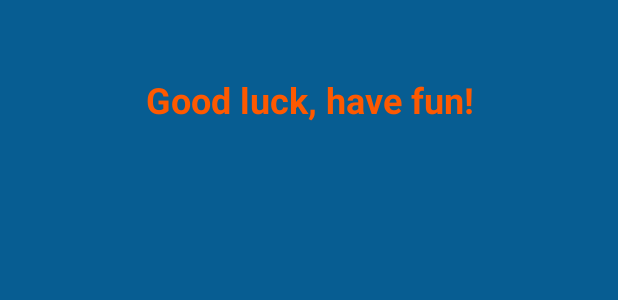
After one commit to Vivianne-S/memoryMania, an Android app: the layout activity_play_game.xml on its own in the app's theme, with its tools: preview values and no code run, on a phone screen of 412 x 824 dp. The commit adds this screen. Shown: the top 300 px of the screen. Run offline under Robolectric (Android 15) with nearby library versions, the phone set to English and light mode, and no system bars.

Commit message:
Added PlayGameActivity to AndroidManifest.xml
- Declared PlayGameActivity in the AndroidManifest.xml to ensure proper activity navigation.

- Configured PlayGameActivity as an entry in the manifest for the app's navigation flow.

- Ensured the app can recognize and launch PlayGameActivity when the "Play Game" button is pressed in MainActivity.

- Added new gl hf string to strings.xml.

- Changed to correct Background color and text color in activity_play_game.xml

```diff
--- a/app/src/main/AndroidManifest.xml
+++ b/app/src/main/AndroidManifest.xml
@@ -13,6 +13,11 @@
         android:theme="@style/Theme.MemoryMania"
         tools:targetApi="31">
         <activity
+            android:name=".PlayGameActivity">
+
+        </activity>
+
+        <activity
             android:name=".MainActivity"
             android:exported="true">
             <intent-filter>
--- /dev/null
+++ b/app/src/main/res/layout/activity_play_game.xml
@@ -0,0 +1,24 @@
+<?xml version="1.0" encoding="utf-8"?>
+<androidx.constraintlayout.widget.ConstraintLayout xmlns:android="http://schemas.android.com/apk/res/android"
+    android:layout_width="match_parent"
+    android:layout_height="match_parent"
+    android:background="#075D92"
+    xmlns:app="http://schemas.android.com/apk/res-auto">
+
+    <!-- Good Luck, Have Fun Text -->
+    <TextView
+        android:id="@+id/gl_hfText"
+        android:layout_width="wrap_content"
+        android:layout_height="wrap_content"
+        android:text="@string/gl_hf"
+        android:textColor="#FE5900"
+        android:textSize="24sp"
+        android:textStyle="bold"
+        app:layout_constraintTop_toTopOf="parent"
+        app:layout_constraintStart_toStartOf="parent"
+        app:layout_constraintEnd_toEndOf="parent"
+        android:layout_marginTop="50dp"
+        android:gravity="center" />
+
+
+</androidx.constraintlayout.widget.ConstraintLayout>
--- a/app/src/main/res/values/strings.xml
+++ b/app/src/main/res/values/strings.xml
@@ -7,8 +7,9 @@
     <string name="game_instructions">GAME INSTRUCTIONS</string>
     <string name="exit_game">EXIT GAME</string>
 
-    <!-- Timer label -->
+    <!-- Timer label and gl hf-->
     <string name="timer_label">Timer: </string>
+    <string name="gl_hf">Good luck, have fun!"</string>
 
     <!-- Game screen buttons -->
     <string name="reset_game">Reset Game</string>
```
Also changed, not shown: app/src/main/java/com/example/memorymania/MainActivity.kt (+13 -0 lines), app/src/main/java/com/example/memorymania/PlayGameActivity.kt (added, +12 -0 lines).
